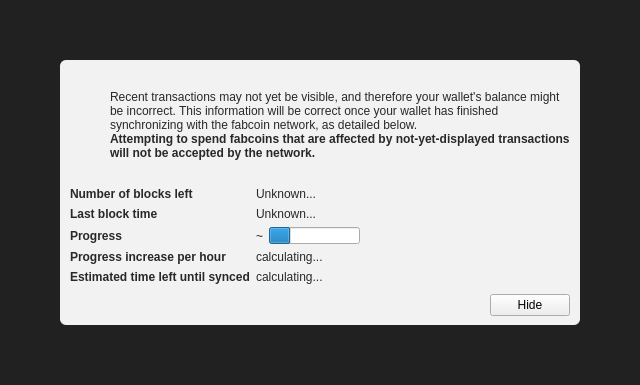
Qt form src/qt/forms/modaloverlay.ui (rlinxy/fcore) before a commit.
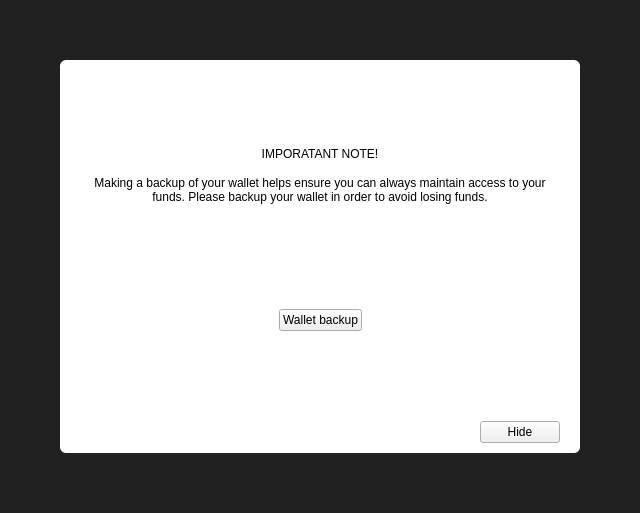
The same form after that commit. The open tabs and pages were chosen to show the change. Icons and pictures are not drawn. Custom widgets are drawn as their Qt base class.

```diff
--- a/src/qt/forms/modaloverlay.ui
+++ b/src/qt/forms/modaloverlay.ui
@@ -7,7 +7,7 @@
     <x>0</x>
     <y>0</y>
     <width>640</width>
-    <height>385</height>
+    <height>513</height>
    </rect>
   </property>
   <property name="windowTitle">
@@ -34,7 +34,7 @@
      <property name="styleSheet">
       <string notr="true">#bgWidget { background: rgba(0,0,0,220); }</string>
      </property>
-     <layout class="QVBoxLayout" name="verticalLayoutMain" stretch="1">
+     <layout class="QVBoxLayout" name="verticalLayoutMain" stretch="0">
       <property name="leftMargin">
        <number>60</number>
       </property>
@@ -50,36 +50,56 @@
       <item>
        <widget class="QWidget" name="contentWidget" native="true">
         <property name="styleSheet">
-         <string notr="true">#contentWidget { background: rgba(255,255,255,240); border-radius: 6px; }
-
-QLabel { color: rgb(40,40,40);  }</string>
+         <string notr="true">#contentWidget { background: white; border-radius: 6px; }</string>
         </property>
-        <layout class="QVBoxLayout" name="verticalLayoutSub" stretch="1,0,0,0">
+        <layout class="QVBoxLayout" name="verticalLayout_3" stretch="1,0,0">
          <property name="spacing">
           <number>0</number>
          </property>
          <property name="leftMargin">
-          <number>10</number>
+          <number>20</number>
          </property>
          <property name="topMargin">
           <number>10</number>
          </property>
          <property name="rightMargin">
-          <number>10</number>
+          <number>20</number>
          </property>
          <property name="bottomMargin">
           <number>10</number>
+         </property>
+         <item>
+          <widget class="QStackedWidget" name="stackedWidget">
+           <property name="currentIndex">
+            <number>0</number>
+           </property>
+           <widget class="QWidget" name="page">
+            <layout class="QVBoxLayout" name="verticalLayout_2">
+             <property name="spacing">
+              <number>0</number>
+             </property>
+             <property name="leftMargin">
+              <number>0</number>
+             </property>
+             <property name="topMargin">
+              <number>0</number>
+             </property>
+             <property name="rightMargin">
+              <number>0</number>
+             </property>
+             <property name="bottomMargin">
+              <number>0</number>
          </property>
          <item>
           <layout class="QHBoxLayout" name="horizontalLayoutIconText" stretch="0,1">
+               <property name="spacing">
+                <number>20</number>
+               </property>
            <property name="topMargin">
             <number>20</number>
            </property>
            <item>
             <layout class="QVBoxLayout" name="verticalLayoutIcon">
-             <property name="leftMargin">
-              <number>0</number>
-             </property>
              <item>
               <widget class="QPushButton" name="warningIcon">
                <property name="enabled">
@@ -176,26 +196,13 @@
            </item>
           </layout>
          </item>
-         <item>
-          <spacer name="verticalSpacerAfterText">
-           <property name="orientation">
-            <enum>Qt::Vertical</enum>
-           </property>
-           <property name="sizeHint" stdset="0">
-            <size>
-             <width>20</width>
-             <height>40</height>
-            </size>
-           </property>
-          </spacer>
-         </item>
          <item>
           <layout class="QFormLayout" name="formLayout">
            <property name="fieldGrowthPolicy">
-            <enum>QFormLayout::FieldsStayAtSizeHint</enum>
+                <enum>QFormLayout::ExpandingFieldsGrow</enum>
            </property>
            <property name="horizontalSpacing">
-            <number>6</number>
+                <number>20</number>
            </property>
            <property name="verticalSpacing">
             <number>6</number>
@@ -207,8 +214,8 @@
             <widget class="QLabel" name="labelNumberOfBlocksLeft">
              <property name="font">
               <font>
-               <weight>75</weight>
-               <bold>true</bold>
+                   <weight>50</weight>
+                   <bold>false</bold>
               </font>
              </property>
              <property name="text">
@@ -218,6 +225,12 @@
            </item>
            <item row="0" column="1">
             <widget class="QLabel" name="numberOfBlocksLeft">
+                 <property name="sizePolicy">
+                  <sizepolicy hsizetype="Expanding" vsizetype="Preferred">
+                   <horstretch>0</horstretch>
+                   <verstretch>0</verstretch>
+                  </sizepolicy>
+                 </property>
              <property name="text">
               <string>Unknown...</string>
              </property>
@@ -227,8 +240,8 @@
             <widget class="QLabel" name="labelLastBlockTime">
              <property name="font">
               <font>
-               <weight>75</weight>
-               <bold>true</bold>
+                   <weight>50</weight>
+                   <bold>false</bold>
               </font>
              </property>
              <property name="text">
@@ -239,7 +252,7 @@
            <item row="1" column="1">
             <widget class="QLabel" name="newestBlockDate">
              <property name="sizePolicy">
-              <sizepolicy hsizetype="Maximum" vsizetype="Preferred">
+                  <sizepolicy hsizetype="Expanding" vsizetype="Preferred">
                <horstretch>0</horstretch>
                <verstretch>0</verstretch>
               </sizepolicy>
@@ -253,8 +266,8 @@
             <widget class="QLabel" name="labelSyncDone">
              <property name="font">
               <font>
-               <weight>75</weight>
-               <bold>true</bold>
+                   <weight>50</weight>
+                   <bold>false</bold>
               </font>
              </property>
              <property name="text">
@@ -287,8 +300,8 @@
             <widget class="QLabel" name="labelProgressIncrease">
              <property name="font">
               <font>
-               <weight>75</weight>
-               <bold>true</bold>
+                   <weight>50</weight>
+                   <bold>false</bold>
               </font>
              </property>
              <property name="text">
@@ -298,6 +311,12 @@
            </item>
            <item row="4" column="1">
             <widget class="QLabel" name="progressIncreasePerH">
+                 <property name="sizePolicy">
+                  <sizepolicy hsizetype="Expanding" vsizetype="Preferred">
+                   <horstretch>0</horstretch>
+                   <verstretch>0</verstretch>
+                  </sizepolicy>
+                 </property>
              <property name="text">
               <string>calculating...</string>
              </property>
@@ -307,8 +326,8 @@
             <widget class="QLabel" name="labelEstimatedTimeLeft">
              <property name="font">
               <font>
-               <weight>75</weight>
-               <bold>true</bold>
+                   <weight>50</weight>
+                   <bold>false</bold>
               </font>
              </property>
              <property name="text">
@@ -318,12 +337,178 @@
            </item>
            <item row="5" column="1">
             <widget class="QLabel" name="expectedTimeLeft">
+                 <property name="sizePolicy">
+                  <sizepolicy hsizetype="Expanding" vsizetype="Preferred">
+                   <horstretch>0</horstretch>
+                   <verstretch>0</verstretch>
+                  </sizepolicy>
+                 </property>
              <property name="text">
               <string>calculating...</string>
              </property>
             </widget>
            </item>
           </layout>
+             </item>
+            </layout>
+           </widget>
+           <widget class="QWidget" name="page_2">
+            <layout class="QVBoxLayout" name="verticalLayout_4">
+             <property name="spacing">
+              <number>15</number>
+             </property>
+             <property name="topMargin">
+              <number>40</number>
+             </property>
+             <property name="bottomMargin">
+              <number>40</number>
+             </property>
+             <item>
+              <layout class="QHBoxLayout" name="horizontalLayout_2">
+               <item>
+                <spacer name="horizontalSpacer_4">
+                 <property name="orientation">
+                  <enum>Qt::Horizontal</enum>
+                 </property>
+                 <property name="sizeHint" stdset="0">
+                  <size>
+                   <width>40</width>
+                   <height>20</height>
+                  </size>
+                 </property>
+                </spacer>
+               </item>
+               <item>
+                <widget class="QPushButton" name="warningIconBackup">
+                 <property name="enabled">
+                  <bool>false</bool>
+                 </property>
+                 <property name="text">
+                  <string/>
+                 </property>
+                 <property name="icon">
+                  <iconset>
+                   <normaloff>:/styles/app-icons/message_warning</normaloff>
+                   <disabledoff>:/styles/app-icons/message_warning</disabledoff>:/styles/app-icons/message_warning</iconset>
+                 </property>
+                 <property name="iconSize">
+                  <size>
+                   <width>120</width>
+                   <height>120</height>
+                  </size>
+                 </property>
+                 <property name="flat">
+                  <bool>true</bool>
+                 </property>
+                </widget>
+               </item>
+               <item>
+                <spacer name="horizontalSpacer_5">
+                 <property name="orientation">
+                  <enum>Qt::Horizontal</enum>
+                 </property>
+                 <property name="sizeHint" stdset="0">
+                  <size>
+                   <width>40</width>
+                   <height>20</height>
+                  </size>
+                 </property>
+                </spacer>
+               </item>
+              </layout>
+             </item>
+             <item>
+              <widget class="QLabel" name="labelNote">
+               <property name="text">
+                <string>IMPORATANT NOTE!</string>
+               </property>
+               <property name="alignment">
+                <set>Qt::AlignCenter</set>
+               </property>
+              </widget>
+             </item>
+             <item>
+              <widget class="QLabel" name="labelMessage">
+               <property name="text">
+                <string>Making a backup of your wallet helps ensure you can always maintain access to your funds. Please backup your wallet in order to avoid losing funds.</string>
+               </property>
+               <property name="alignment">
+                <set>Qt::AlignCenter</set>
+               </property>
+               <property name="wordWrap">
+                <bool>true</bool>
+               </property>
+              </widget>
+             </item>
+             <item>
+              <spacer name="verticalSpacer">
+               <property name="orientation">
+                <enum>Qt::Vertical</enum>
+               </property>
+               <property name="sizeType">
+                <enum>QSizePolicy::Expanding</enum>
+               </property>
+               <property name="sizeHint" stdset="0">
+                <size>
+                 <width>20</width>
+                 <height>40</height>
+                </size>
+               </property>
+              </spacer>
+             </item>
+             <item>
+              <layout class="QHBoxLayout" name="horizontalLayout">
+               <item>
+                <spacer name="horizontalSpacer_2">
+                 <property name="orientation">
+                  <enum>Qt::Horizontal</enum>
+                 </property>
+                 <property name="sizeHint" stdset="0">
+                  <size>
+                   <width>40</width>
+                   <height>20</height>
+                  </size>
+                 </property>
+                </spacer>
+               </item>
+               <item>
+                <widget class="QPushButton" name="walletBackupButton">
+                 <property name="text">
+                  <string>Wallet backup</string>
+                 </property>
+                </widget>
+               </item>
+               <item>
+                <spacer name="horizontalSpacer_3">
+                 <property name="orientation">
+                  <enum>Qt::Horizontal</enum>
+                 </property>
+                 <property name="sizeHint" stdset="0">
+                  <size>
+                   <width>40</width>
+                   <height>20</height>
+                  </size>
+                 </property>
+                </spacer>
+               </item>
+              </layout>
+             </item>
+            </layout>
+           </widget>
+          </widget>
+         </item>
+         <item>
+          <spacer name="verticalSpacerAfterText">
+           <property name="orientation">
+            <enum>Qt::Vertical</enum>
+           </property>
+           <property name="sizeHint" stdset="0">
+            <size>
+             <width>20</width>
+             <height>40</height>
+            </size>
+           </property>
+          </spacer>
          </item>
          <item>
           <layout class="QHBoxLayout" name="horizontalLayoutButtons">
```
Lines whose indentation alone changed are shown as unchanged.
